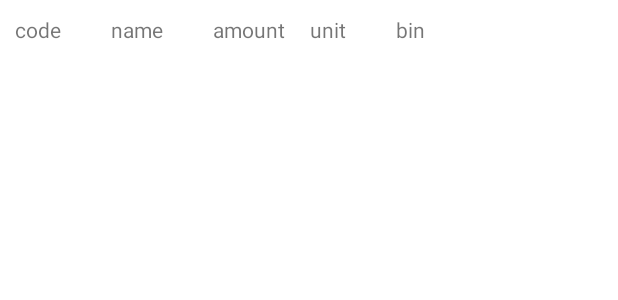
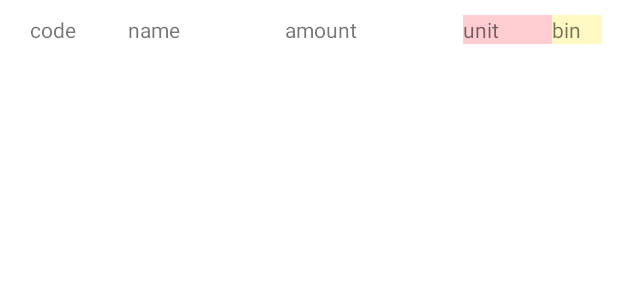
Before and after one commit to sw222/ISS_AD_app, an Android app: the layout pager_retrive_item.xml on its own in the app's theme, with its tools: preview values and no code run, on a phone screen of 412 x 824 dp. Shown: the top 300 px of the screen. Run offline under Robolectric (Android 15) with nearby library versions, the phone set to English and light mode, and no system bars.

Commit message:
add search view code

```diff
--- a/app/src/main/res/layout/pager_requisition_item.xml
+++ b/app/src/main/res/layout/pager_requisition_item.xml
@@ -9,7 +9,8 @@
         android:layout_width="0dp"
         android:layout_height="wrap_content"
         android:orientation="vertical"
-        android:layout_weight="4">
+        android:layout_weight="4"
+        android:layout_marginLeft="20dp">
         <TextView
             android:id="@+id/listview_requisition_item_depa"
             android:layout_width="wrap_content"
--- a/app/src/main/res/layout/pager_retrive_item.xml
+++ b/app/src/main/res/layout/pager_retrive_item.xml
@@ -3,8 +3,7 @@
     android:orientation="horizontal"
     android:layout_width="match_parent"
     android:layout_height="match_parent"
-    android:padding="10dp"
-    android:weightSum="7">
+    android:padding="10dp">
 
     <TextView
         android:id="@+id/listview_retrive_item_code"
@@ -12,20 +11,20 @@
         android:layout_height="wrap_content"
         android:text="code"
         android:layout_weight="1"
-        android:layout_gravity="center_horizontal"/>
+        android:layout_gravity="center_horizontal"
+        android:layout_marginLeft="10dp"/>
     <TextView
         android:id="@+id/listview_retrive_item_name"
         android:layout_width="wrap_content"
         android:layout_height="wrap_content"
         android:text="name"
-        android:layout_weight="1"
-        android:layout_gravity="center_horizontal"/>
+        android:layout_weight="2" />
     <TextView
         android:id="@+id/listview_retrive_item_amount"
         android:layout_width="wrap_content"
         android:layout_height="wrap_content"
         android:text="amount"
-        android:layout_weight="0.5"
+        android:layout_weight="2"
         android:layout_gravity="center_horizontal"/>
     <TextView
         android:id="@+id/listview_retrive_item_unit"
@@ -33,13 +32,15 @@
         android:layout_height="wrap_content"
         android:text="unit"
         android:layout_weight="1"
-        android:layout_gravity="center_horizontal"/>
+        android:layout_gravity="center_horizontal"
+        android:background="@color/red_100"/>
     <TextView
         android:id="@+id/listview_retrive_item_bin"
         android:layout_width="wrap_content"
         android:layout_height="wrap_content"
         android:text="bin"
-        android:layout_weight="1"
-        android:layout_gravity="center_horizontal"/>
+        android:layout_weight="0.4"
+        android:layout_gravity="center_horizontal"
+        android:background="@color/yellow_100"/>
 
 </LinearLayout>
--- /dev/null
+++ b/app/src/main/res/xml/searchable.xml
@@ -0,0 +1,5 @@
+<searchable xmlns:android="http://schemas.android.com/apk/res/android"
+    android:hint="search_hint"
+    android:includeInGlobalSearch="false"
+    android:label="search_label"
+    android:searchSettingsDescription="search_global_description" />
```
Also changed, not shown: app/src/main/AndroidManifest.xml (+7 -1 lines), app/src/main/java/com/tianhang/adapp/MainActivity.java (+24 -21 lines), app/src/main/java/com/tianhang/adapp/base/impl/ReceivePager.java (+3 -5 lines).
